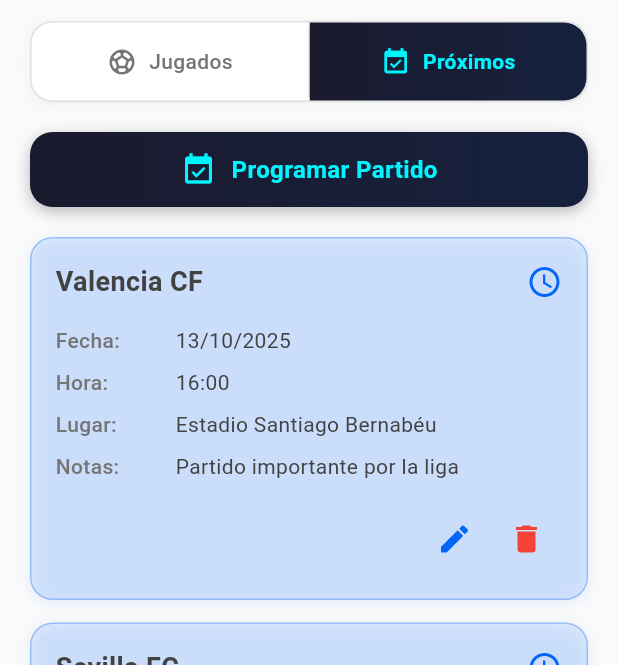
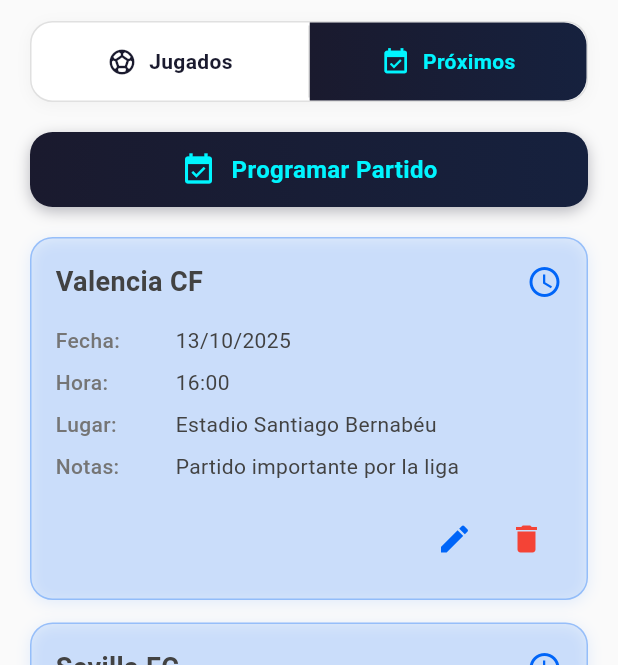
Before and after one commit to DaniielJr10/soccerlife, a Flutter app: the PartidosJugadosPage screen opened directly, after a tap on "Próximos", on a phone screen of 412 x 824 dp, the part 63-728 px from its top. Run offline on Flutter 3.47's test engine with Material 3 defaults, Android fonts, the phone set to English and light mode, and no system bars.

Commit message:
cambios de colores de texto de bortones todo va muy bien

```diff
--- a/lib/pantallas/partidos/partidosfuturos.dart
+++ b/lib/pantallas/partidos/partidosfuturos.dart
@@ -142,14 +142,14 @@ class _PartidosFuturosPageState extends State<PartidosFuturosPage> {
                 child: Row(
                   mainAxisAlignment: MainAxisAlignment.center,
                   children: [
-                    Icon(Icons.sports_soccer, color: Colors.grey[600], size: 20),
+                    Icon(Icons.sports_soccer, color: const Color(0xFF1a1a2e), size: 20),
                     const SizedBox(width: 8),
                     Text(
                       'Jugados',
-                      style: TextStyle(
+                      style: const TextStyle(
                         fontSize: 14,
-                        fontWeight: FontWeight.w500,
-                        color: Colors.grey[600],
+                        fontWeight: FontWeight.bold,
+                        color: Color(0xFF1a1a2e),
                       ),
                     ),
                   ],
--- a/lib/pantallas/partidos/partidosjugados.dart
+++ b/lib/pantallas/partidos/partidosjugados.dart
@@ -225,16 +225,16 @@ class _PartidosJugadosPageState extends State<PartidosJugadosPage> {
                   children: [
                     Icon(
                       Icons.event_available,
-                      color: Colors.grey[600],
+                      color: const Color(0xFF1a1a2e),
                       size: 20,
                     ),
                     const SizedBox(width: 8),
                     Text(
                       'Próximos',
-                      style: TextStyle(
+                      style: const TextStyle(
                         fontSize: 14,
-                        fontWeight: FontWeight.w500,
-                        color: Colors.grey[600],
+                        fontWeight: FontWeight.bold,
+                        color: Color(0xFF1a1a2e),
                       ),
                     ),
                   ],
```
